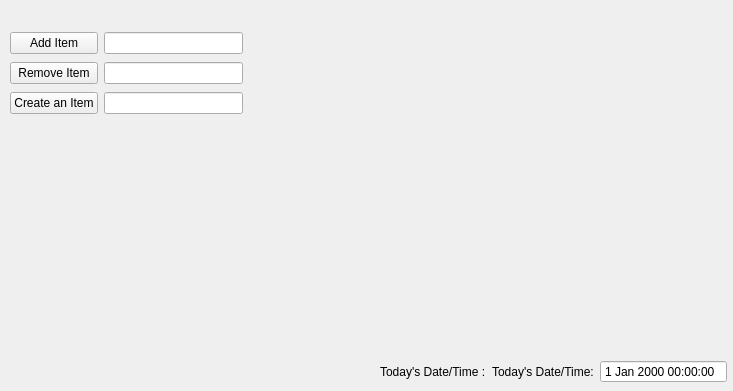
Before: the Qt Designer form QtDesigner/My_House_Inventory.ui in ngogb02/CS50P-Final-Project, drawn with Qt 5.
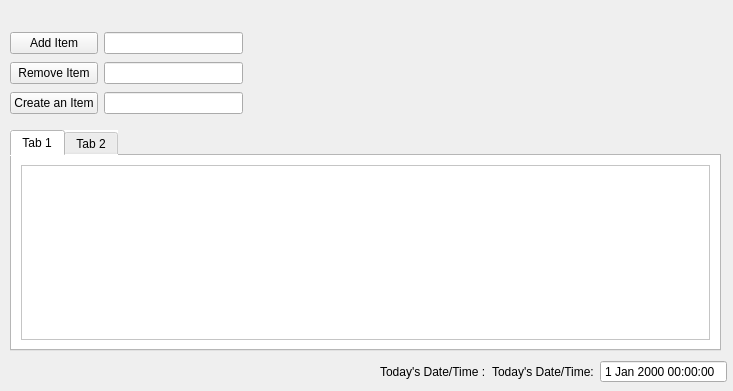
After: the same form once the commit is applied. Icons and pictures are not drawn.

Commit message: continue working custom model for QTableView

Diff of the .ui file:
```diff
--- a/QtDesigner/My_House_Inventory.ui
+++ b/QtDesigner/My_House_Inventory.ui
@@ -124,8 +124,8 @@
   <widget class="QLabel" name="MushroomHouse">
    <property name="geometry">
     <rect>
-     <x>620</x>
-     <y>30</y>
+     <x>610</x>
+     <y>40</y>
      <width>91</width>
      <height>61</height>
     </rect>
@@ -143,6 +143,52 @@
     <bool>false</bool>
    </property>
   </widget>
+  <widget class="QTabWidget" name="CategoryTabWidget">
+   <property name="geometry">
+    <rect>
+     <x>10</x>
+     <y>130</y>
+     <width>711</width>
+     <height>221</height>
+    </rect>
+   </property>
+   <property name="autoFillBackground">
+    <bool>false</bool>
+   </property>
+   <property name="styleSheet">
+    <string notr="true">background-color: rgb(255, 255, 255);</string>
+   </property>
+   <property name="tabShape">
+    <enum>QTabWidget::TabShape::Rounded</enum>
+   </property>
+   <property name="currentIndex">
+    <number>0</number>
+   </property>
+   <property name="documentMode">
+    <bool>false</bool>
+   </property>
+   <property name="tabsClosable">
+    <bool>false</bool>
+   </property>
+   <property name="tabBarAutoHide">
+    <bool>false</bool>
+   </property>
+   <widget class="QWidget" name="tab">
+    <attribute name="title">
+     <string>Tab 1</string>
+    </attribute>
+    <layout class="QHBoxLayout" name="horizontalLayout_3">
+     <item>
+      <widget class="QTableView" name="ItemTableFromJson"/>
+     </item>
+    </layout>
+   </widget>
+   <widget class="QWidget" name="tab_2">
+    <attribute name="title">
+     <string>Tab 2</string>
+    </attribute>
+   </widget>
+  </widget>
  </widget>
  <resources>
   <include location="resource.qrc"/>
```
The commit also changes 3 other files.
